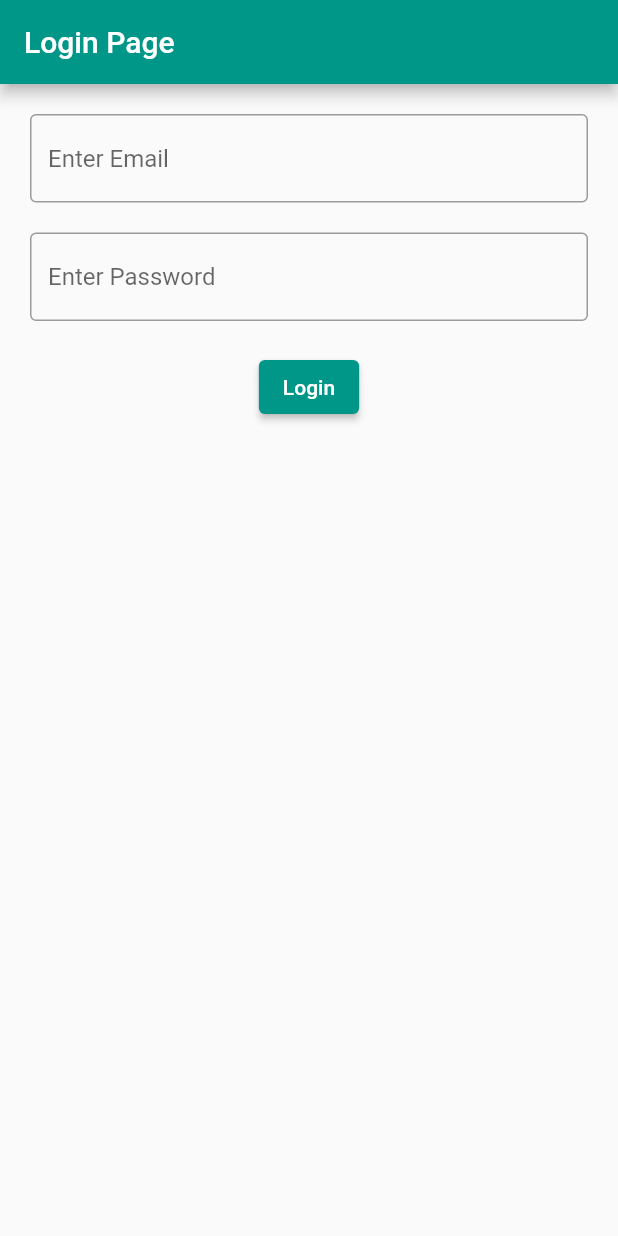
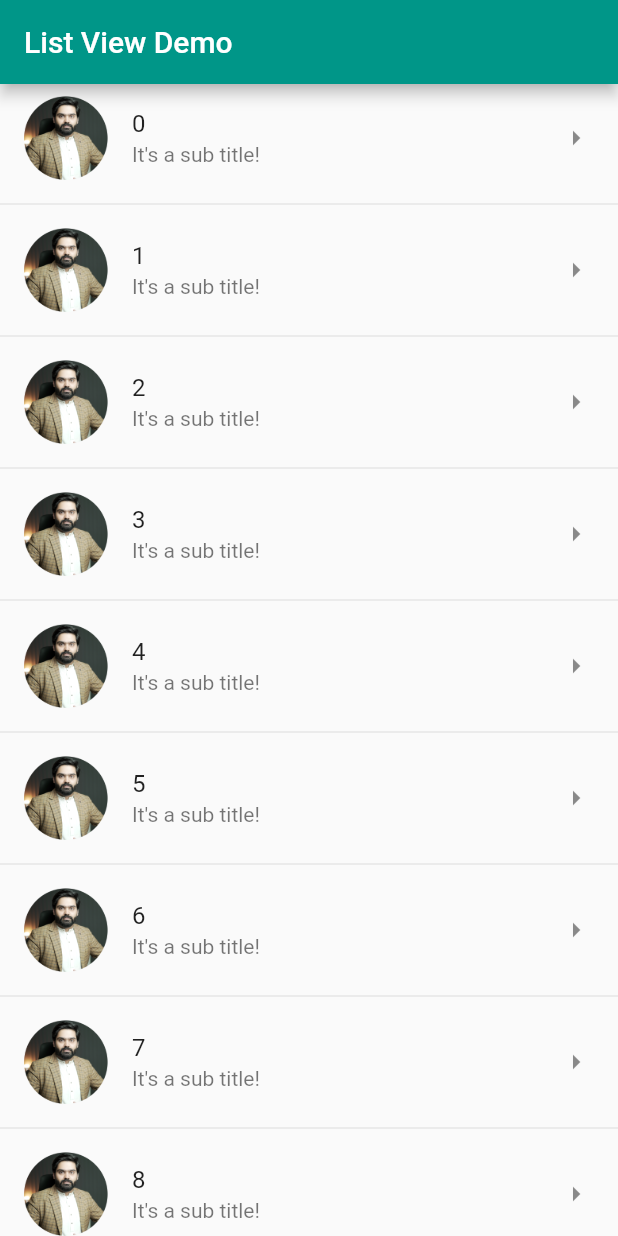
Before and after one commit to Shajeel-Afzal/learn_with_shajeel_batch_3_flutter_projects, a Flutter app: the screen it shows after launch, on a phone screen of 412 x 824 dp. Run offline on Flutter 3.47's test engine with Material 2 defaults, Android fonts, the phone set to English and light mode, and no system bars; our stand-ins replace font_awesome_flutter.

Commit message:
Created List View Demo.

```diff
--- /dev/null
+++ b/nftp_app/nftp_app/lib/ListViewDemoPage.dart
@@ -0,0 +1,53 @@
+import 'package:flutter/material.dart';
+import 'package:nftp_app/main.dart';
+
+class ListViewDemoPage extends StatefulWidget {
+  @override
+  _ListViewDemoPageState createState() => _ListViewDemoPageState();
+}
+
+class _ListViewDemoPageState extends State<ListViewDemoPage> {
+  @override
+  Widget build(BuildContext context) {
+    return Scaffold(
+      appBar: AppBar(
+        title: Text("List View Demo"),
+      ),
+      body: ListView(
+        children: [
+          for (int i = 0; i < 1000; i++)
+            GestureDetector(
+              onTap: () {
+                print("List Item # " + i.toString() + " clicked!");
+
+                Navigator.push(
+                  context,
+                  MaterialPageRoute(
+                    builder: (BuildContext context) {
+                      return ProfilePage(i);
+                    },
+                  ),
+                );
+              },
+              child: Column(
+                children: [
+                  ListTile(
+                    title: Text(
+                      i.toString(),
+                    ),
+                    subtitle: Text("It's a sub title!"),
+                    leading: Hero(
+                      tag: "hero_image_" + i.toString(),
+                      child: Image.asset("assets/images/shajeel_round.png"),
+                    ),
+                    trailing: Icon(Icons.arrow_right_outlined),
+                  ),
+                  Divider(),
+                ],
+              ),
+            ),
+        ],
+      ),
+    );
+  }
+}
```
Also changed, not shown: nftp_app/nftp_app/lib/main.dart (+15 -10 lines).
